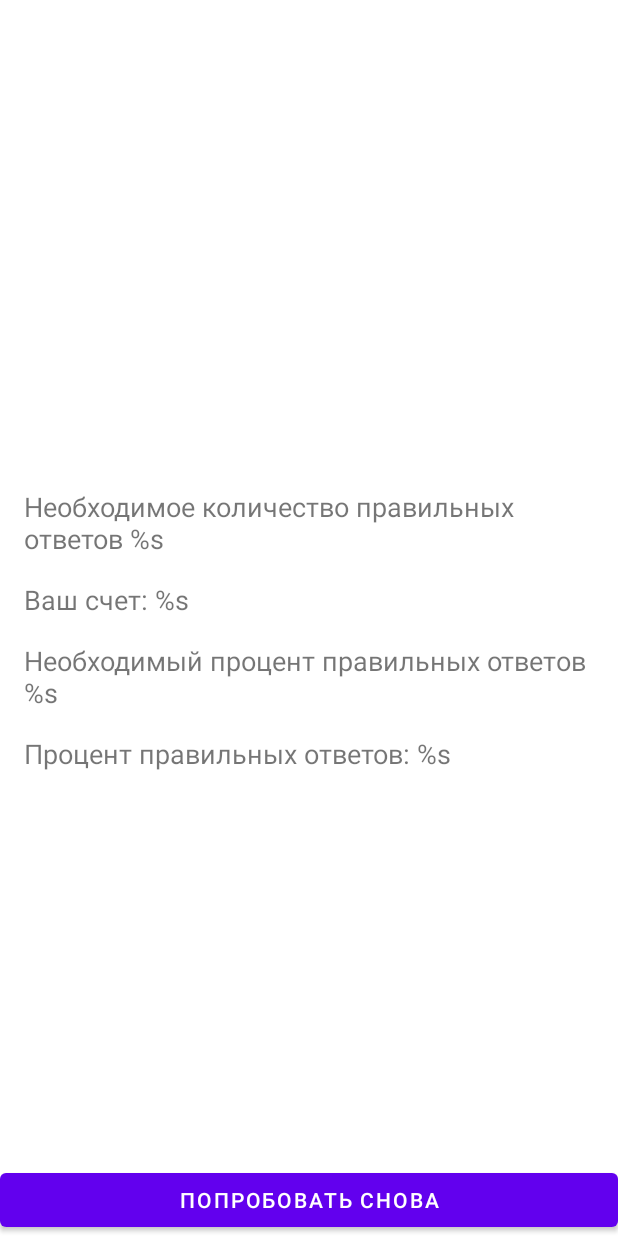
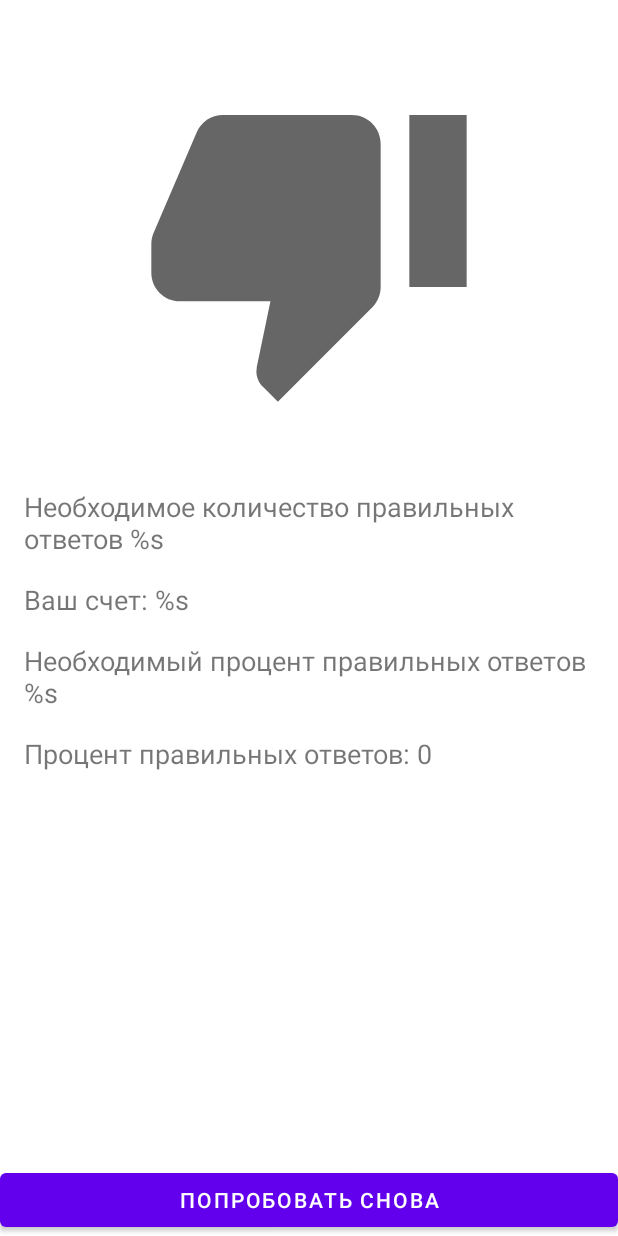
Before and after one commit to Bivizul/Composition, an Android app: the fragment GameFinishedFragment shown on its own in the app's theme, on a phone screen of 412 x 824 dp. Run offline under Robolectric (Android 15) with nearby library versions, the phone set to English and light mode, and no system bars; 8 statements that could not run were skipped.

```diff
--- a/app/src/main/java/com/bivizul/composition/domain/entity/GameResult.kt
+++ b/app/src/main/java/com/bivizul/composition/domain/entity/GameResult.kt
@@ -6,7 +6,7 @@ import kotlinx.parcelize.Parcelize
 @Parcelize
 data class  GameResult(
     val winner: Boolean,
-    val CountOfRightAnswers: Int,
+    val countOfRightAnswers: Int,
     val countOfQuestion: Int,
-    val GameSettings: GameSettings
+    val gameSettings: GameSettings
 ) : Parcelable
--- a/app/src/main/java/com/bivizul/composition/presentation/GameFinishedFragment.kt
+++ b/app/src/main/java/com/bivizul/composition/presentation/GameFinishedFragment.kt
@@ -35,6 +35,11 @@ class GameFinishedFragment : Fragment() {
 
     override fun onViewCreated(view: View, savedInstanceState: Bundle?) {
         super.onViewCreated(view, savedInstanceState)
+        setupClickListeners()
+        bindViews()
+    }
+
+    private fun setupClickListeners(){
         val callback = object : OnBackPressedCallback(true) {
             override fun handleOnBackPressed() {
                 retryGame()
@@ -48,6 +53,44 @@ class GameFinishedFragment : Fragment() {
         )
         binding.buttonRetry.setOnClickListener{
             retryGame()
+        }
+    }
+
+    private fun bindViews(){
+        with(binding){
+            emojiResult.setImageResource(getSmileResId())
+            tvRequiredAnswers.text = String.format(
+                getString(R.string.required_score),
+                gameResult.gameSettings.minCountOfRightAnswers
+            )
+            tvScoreAnswers.text = String.format(
+                getString(R.string.score_answers),
+                gameResult.countOfRightAnswers
+            )
+            tvRequiredPercentage.text = String.format(
+                getString(R.string.required_percentage),
+                gameResult.gameSettings.minPercentOfRightAnswers
+            )
+            tvScorePercentage.text = String.format(
+                getString(R.string.score_percentage),
+                getPercentOfRightAnswers()
+            )
+        }
+    }
+
+    private fun getSmileResId(): Int{
+        return if(gameResult.winner){
+            R.drawable.ic_baseline_thumb_up_128dp
+        } else {
+            R.drawable.ic_baseline_thumb_down_128
+        }
+    }
+
+    private fun getPercentOfRightAnswers() = with(gameResult){
+        if (countOfQuestion == 0){
+            0
+        } else {
+            ((countOfRightAnswers / countOfQuestion.toDouble()) * 100).toInt()
         }
     }
 
--- /dev/null
+++ b/app/src/main/res/drawable/ic_baseline_thumb_down_128.xml
@@ -0,0 +1,5 @@
+<vector android:height="128dp" android:tint="?attr/colorControlNormal"
+    android:viewportHeight="24" android:viewportWidth="24"
+    android:width="128dp" xmlns:android="http://schemas.android.com/apk/res/android">
+    <path android:fillColor="@android:color/white" android:pathData="M15,3L6,3c-0.83,0 -1.54,0.5 -1.84,1.22l-3.02,7.05c-0.09,0.23 -0.14,0.47 -0.14,0.73v2c0,1.1 0.9,2 2,2h6.31l-0.95,4.57 -0.03,0.32c0,0.41 0.17,0.79 0.44,1.06L9.83,23l6.59,-6.59c0.36,-0.36 0.58,-0.86 0.58,-1.41L17,5c0,-1.1 -0.9,-2 -2,-2zM19,3v12h4L23,3h-4z"/>
+</vector>
--- /dev/null
+++ b/app/src/main/res/drawable/ic_baseline_thumb_up_128dp.xml
@@ -0,0 +1,5 @@
+<vector android:height="128dp" android:tint="?attr/colorControlNormal"
+    android:viewportHeight="24" android:viewportWidth="24"
+    android:width="128dp" xmlns:android="http://schemas.android.com/apk/res/android">
+    <path android:fillColor="@android:color/white" android:pathData="M1,21h4L5,9L1,9v12zM23,10c0,-1.1 -0.9,-2 -2,-2h-6.31l0.95,-4.57 0.03,-0.32c0,-0.41 -0.17,-0.79 -0.44,-1.06L14.17,1 7.59,7.59C7.22,7.95 7,8.45 7,9v10c0,1.1 0.9,2 2,2h9c0.83,0 1.54,-0.5 1.84,-1.22l3.02,-7.05c0.09,-0.23 0.14,-0.47 0.14,-0.73v-2z"/>
+</vector>
```
Also changed, not shown: app/src/main/java/com/bivizul/composition/presentation/GameFragment.kt (+16 -16 lines), app/src/main/java/com/bivizul/composition/presentation/GameViewModel.kt (+16 -10 lines), app/src/main/java/com/bivizul/composition/presentation/GameViewModelFactory.kt (added, +20 -0 lines).
